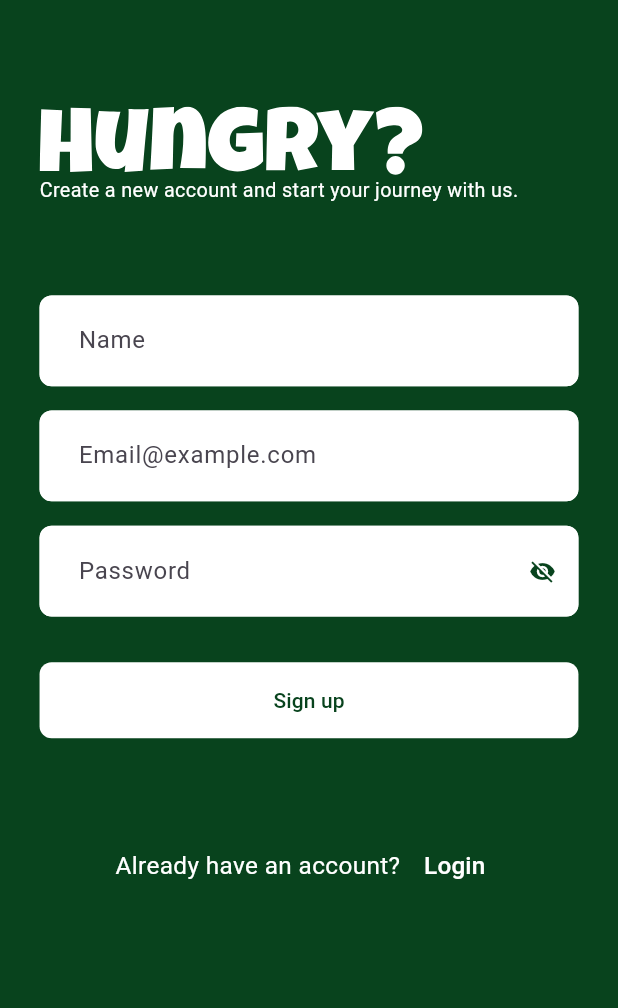
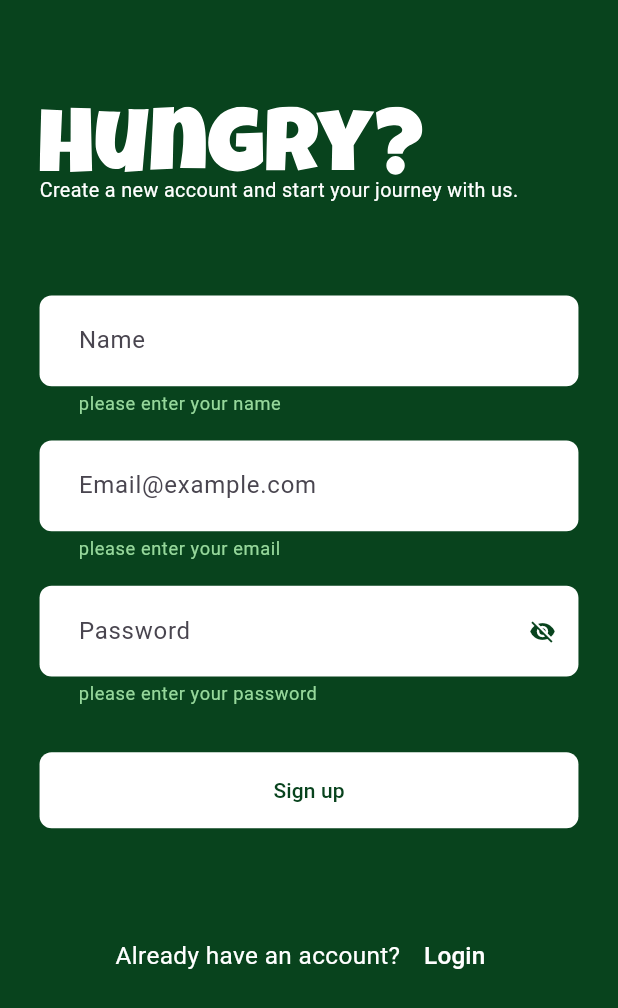
Before and after one commit to Abdallah-Hussien/Dazzling-App, a Flutter app: the RegisterScreen screen opened by its route, after a tap on "Sign up", on a phone screen of 412 x 824 dp. Shown: the top 1008 px of the screen. Run offline on Flutter 3.47's test engine with Material 3 defaults, Android fonts, the light colour scheme and no system bars; our stand-ins replace bloc, firebase_auth, firebase_core, flutter_bloc, flutter_screenutil, flutter_svg and 1 more; accounts and stored records are empty.

Commit message:
implement firebase authentication for login and register`

```diff
--- a/lib/core/routing/router.dart
+++ b/lib/core/routing/router.dart
@@ -24,7 +24,10 @@ class AppRouter {
       case RoutesNames.register:
         return MaterialPageRoute(builder: (context) => const RegisterScreen());
       case RoutesNames.home:
-        return MaterialPageRoute(builder: (context) => const HomeScreen());
+        return MaterialPageRoute(builder: (context) {
+          final name = settings.arguments as String? ?? "guest";
+           return HomeScreen(name: name);
+        });
       default:
         return null;
     }
--- a/lib/features/auth/login/ui/widgets/login_bloc_listener.dart
+++ b/lib/features/auth/login/ui/widgets/login_bloc_listener.dart
@@ -3,6 +3,7 @@ import 'package:dazzling/core/widgets/loading_layout.dart';
 import 'package:dazzling/features/auth/login/logic/cubit/login_state.dart';
 import 'package:flutter/material.dart';
 import 'package:flutter_bloc/flutter_bloc.dart';
+import 'package:firebase_auth/firebase_auth.dart';
 
 import '../../logic/cubit/login_cubit.dart';
 
@@ -19,7 +20,12 @@ class LoginBlocListener extends StatelessWidget {
             break;
           case const (LoginSuccess):
             Navigator.pop(context);
-            Navigator.pushReplacementNamed(context, RoutesNames.home);
+            final name = FirebaseAuth.instance.currentUser?.displayName ?? 'guest';
+            Navigator.pushReplacementNamed(
+              context,
+              RoutesNames.home,
+              arguments: name,
+            );
             break;
           case const (LoginFailure):
             final error = (state as LoginFailure).error;
--- /dev/null
+++ b/lib/features/auth/register/logic/register_cubit.dart
@@ -0,0 +1,46 @@
+import 'package:bloc/bloc.dart';
+import 'package:firebase_auth/firebase_auth.dart';
+import 'package:flutter/cupertino.dart';
+import 'package:meta/meta.dart';
+
+part 'register_state.dart';
+
+class RegisterCubit extends Cubit<RegisterState> {
+  RegisterCubit() : super(RegisterInitial());
+  var formKey = GlobalKey<FormState>();
+  var nameController = TextEditingController();
+  var emailController = TextEditingController();
+  var passwordController = TextEditingController();
+
+  emitRegisterStates() async {
+    if (formKey.currentState!.validate()) {
+      emit(RegisterLoading());
+      try {
+        await FirebaseAuth.instance.createUserWithEmailAndPassword(
+          email: emailController.text.trim(),
+          password: passwordController.text.trim(),
+        );
+        await FirebaseAuth.instance.currentUser?.updateDisplayName(
+          nameController.text.trim(),
+        );
+        Future.delayed(const Duration(seconds: 3), () {
+          emit(RegisterSuccess());
+        });
+      }on FirebaseAuthException catch (e) {
+        emit(RegisterFailure(error: _mapError(e.code)));
+      }
+    }
+  }
+  String _mapError(String code) {
+    switch (code) {
+      case 'email-already-in-use':
+        return 'الإيميل ده موجود بالفعل';
+      case 'weak-password':
+        return 'الباسورد ضعيف، لازم 6 أحرف على الأقل';
+      case 'invalid-email':
+        return 'الإيميل مش صحيح';
+      default:
+        return 'حصل خطأ، حاول تاني';
+    }
+  }
+}
--- /dev/null
+++ b/lib/features/auth/register/logic/register_state.dart
@@ -0,0 +1,15 @@
+part of 'register_cubit.dart';
+
+@immutable
+sealed class RegisterState {}
+
+class RegisterInitial extends RegisterState {}
+
+class RegisterLoading extends RegisterState {}
+
+class RegisterSuccess extends RegisterState {}
+
+class RegisterFailure extends RegisterState {
+  final String error;
+  RegisterFailure({required this.error});
+}
--- a/lib/features/auth/register/ui/register_screen.dart
+++ b/lib/features/auth/register/ui/register_screen.dart
@@ -2,11 +2,15 @@ import 'package:dazzling/core/helper/spacing.dart';
 import 'package:dazzling/core/theme/colors.dart';
 import 'package:dazzling/core/theme/font_weight_helper.dart';
 import 'package:dazzling/core/widgets/app_text_button.dart';
+import 'package:dazzling/features/auth/register/logic/register_cubit.dart';
 import 'package:dazzling/features/auth/register/ui/widgets/register_form.dart';
+import 'package:firebase_auth/firebase_auth.dart';
 import 'package:flutter/material.dart';
+import 'package:flutter_bloc/flutter_bloc.dart';
 import 'package:flutter_screenutil/flutter_screenutil.dart';
 import 'package:flutter_svg/flutter_svg.dart';
 
+import '../../../../core/routing/routes_names.dart';
 import 'widgets/already_have_account.dart';
 
 class RegisterScreen extends StatelessWidget {
@@ -14,6 +18,28 @@ class RegisterScreen extends StatelessWidget {
 
   @override
   Widget build(BuildContext context) {
+    return BlocProvider(
+      create: (_) => RegisterCubit(),
+
+      child: BlocConsumer<RegisterCubit, RegisterState>(
+        listener: (context, state) {
+          if (state is RegisterSuccess) {
+            final name = FirebaseAuth.instance.currentUser?.displayName ?? '';
+            Navigator.pushReplacementNamed(
+              context,
+              RoutesNames.home,
+              arguments: name,
+            );
+          } else if (state is RegisterFailure){
+            ScaffoldMessenger.of(context).showSnackBar(
+              SnackBar(
+                content: Text(state.error),
+                backgroundColor: Colors.red,
+              ),
+            );
+          }
+        },
+        builder: (context, state) {
           return Scaffold(
             backgroundColor: ColorsManager.primary,
             body: SingleChildScrollView(
@@ -35,6 +61,11 @@ class RegisterScreen extends StatelessWidget {
                     Spacing.vertical(60),
                     RegisterForm(),
                     Spacing.vertical(30),
+                    state is RegisterLoading ? const Center(
+                      child: CircularProgressIndicator(
+                        color: Colors.white,
+                      ),
+                    ) :
                     AppTextButton(
                       buttonText: 'Sign up',
                       textStyle: TextStyle(
@@ -42,7 +73,11 @@ class RegisterScreen extends StatelessWidget {
                         // fontSize: 13.sp,
                         fontWeight: FontWeightHelper.medium,
                       ),
-                onPressed: () {},
+                      onPressed: () {
+                        context
+                            .read<RegisterCubit>()
+                            .emitRegisterStates();
+                      },
                     ),
                     Spacing.vertical(60),
                     AlreadyHaveAccount(),
@@ -51,5 +86,8 @@ class RegisterScreen extends StatelessWidget {
               ),
             ),
           );
+        },
+      ),
+    );
   }
 }
--- a/lib/features/auth/register/ui/widgets/register_form.dart
+++ b/lib/features/auth/register/ui/widgets/register_form.dart
@@ -1,7 +1,9 @@
 import 'package:dazzling/core/helper/spacing.dart';
 import 'package:dazzling/core/theme/colors.dart';
 import 'package:dazzling/core/widgets/app_text_form_field.dart';
+import 'package:dazzling/features/auth/register/logic/register_cubit.dart';
 import 'package:flutter/material.dart';
+import 'package:flutter_bloc/flutter_bloc.dart';
 
 class RegisterForm extends StatefulWidget {
   const RegisterForm({super.key});
@@ -15,21 +17,40 @@ class _RegisterFormState extends State<RegisterForm> {
 
   @override
   Widget build(BuildContext context) {
+    final cubit = context.read<RegisterCubit>();
     return Form(
+      key: cubit.formKey,
       child: Column(
         children: [
-          AppTextFormField(hintText: 'Name', validator: (p0) {}),
+          AppTextFormField(
+            hintText: 'Name',
+            controller: cubit.nameController,
+            validator: (p0) {
+              if (p0 == null || p0.isEmpty) return "please enter your name";
+              return null;
+            },
+          ),
           Spacing.vertical(16),
           AppTextFormField(
             hintText: 'Email@example.com',
-            validator: (p0) {},
+            controller: cubit.emailController,
+            validator: (p0) {
+              if (p0 == null || p0.isEmpty) return "please enter your email";
+              if (!p0.contains('@')) return "email isn't correct";
+              return null;
+            },
             inputType: TextInputType.emailAddress,
           ),
           Spacing.vertical(16),
           AppTextFormField(
             isObscureText: _obscureText,
             hintText: 'Password',
-            validator: (p0) {},
+            controller: cubit.passwordController,
+            validator: (p0) {
+              if (p0 == null || p0.isEmpty) return "please enter your password";
+              if (p0.length < 6) return "password is less than 6 character";
+              return null;
+            },
             suffixIcon: GestureDetector(
               onTap: () {
                 setState(() {
--- a/lib/features/home/ui/home_Screen.dart
+++ b/lib/features/home/ui/home_Screen.dart
@@ -1,7 +1,8 @@
 import 'package:flutter/material.dart';
 
 class HomeScreen extends StatelessWidget {
-  const HomeScreen({super.key});
+  final String name;
+  const HomeScreen({super.key,required this.name});
 
   @override
   Widget build(BuildContext context) {
@@ -9,8 +10,8 @@ class HomeScreen extends StatelessWidget {
       appBar: AppBar(
         title: const Text('Home Screen'),
       ),
-      body: const Center(
-        child: Text('Welcome to the Home Screen!'),
+      body:  Center(
+        child: Text('Welcome $name to your Home Screen!'),
       ),
     );
   }
```
Also changed, not shown: lib/features/auth/login/logic/cubit/login_cubit.dart (+24 -7 lines). Lines whose indentation alone changed are shown as unchanged.
